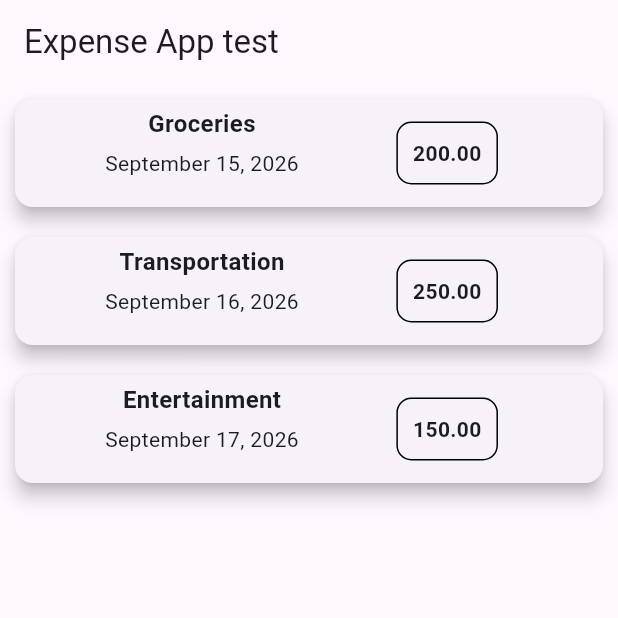
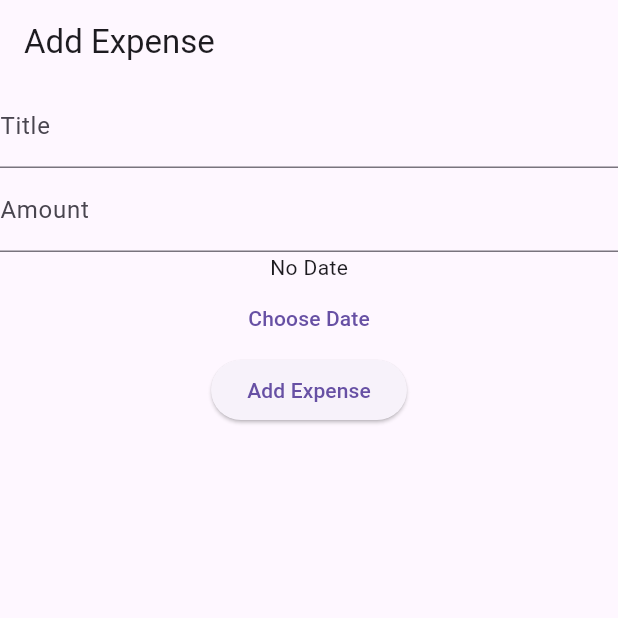
Before and after one commit to puresuresh/expense_tracker, a Flutter app: the screen it shows after launch, on a phone screen of 412 x 824 dp, the top half of it. Run offline on Flutter 3.47's test engine with Material 3 defaults, Android fonts, the phone set to English and light mode, and no system bars.

```diff
--- a/lib/main.dart
+++ b/lib/main.dart
@@ -10,29 +10,43 @@ class ExpenseApp extends StatelessWidget {
   Widget build(BuildContext context) {
     return MaterialApp(
       title: 'Expense App',
-      theme: ThemeData(
-        primarySwatch: Colors.blue,
-      ),
-      home: const ExpenseHomePage(),
+      theme: ThemeData(primarySwatch: Colors.blue),
+      home: const AddExpense(),
     );
   }
 }
+
 class ExpenseHomePage extends StatelessWidget {
   // final List<String> expenses = ['Groceries', 'Transportation', 'Entertainment'];
-
 
   const ExpenseHomePage({super.key});
 
   @override
   Widget build(BuildContext context) {
     return Scaffold(
-      appBar: AppBar(
-        title: const Text('Expense App test'),
-      ),
+      appBar: AppBar(title: const Text('Expense App test')),
       /* body: const Center(
         child: Text('Welcome to the Expense App test!'),
         ), */
-     body: Column(children: [ ExpenseCardDetails(title:"Groceries", date:"September 15, 2026", amount:200.00), ExpenseCardDetails(title:"Transportation", date:"September 16, 2026", amount:250.00),ExpenseCardDetails(title:"Entertainment", date:"September 17, 2026", amount:150.00)] )
+      body: Column(
+        children: [
+          ExpenseCardDetails(
+            title: "Groceries",
+            date: "September 15, 2026",
+            amount: 200.00,
+          ),
+          ExpenseCardDetails(
+            title: "Transportation",
+            date: "September 16, 2026",
+            amount: 250.00,
+          ),
+          ExpenseCardDetails(
+            title: "Entertainment",
+            date: "September 17, 2026",
+            amount: 150.00,
+          ),
+        ],
+      ),
     );
   }
 }
@@ -50,36 +64,133 @@ class ExpenseCardDetails extends StatelessWidget {
 
   @override
   Widget build(BuildContext context) {
-    return Card (
+    return Card(
       elevation: 5,
       margin: EdgeInsets.all(10),
-     child : Padding (
-       padding:EdgeInsets.all(5),
+      child: Padding(
+        padding: EdgeInsets.all(5),
         child: Row(
           crossAxisAlignment: CrossAxisAlignment.start,
           mainAxisAlignment: MainAxisAlignment.spaceEvenly,
           children: [
             Column(
               mainAxisSize: MainAxisSize.min,
-         children:[
-         Text(title,style: TextStyle(fontSize: 16,fontWeight:FontWeight.bold),),
+              children: [
+                Text(
+                  title,
+                  style: TextStyle(fontSize: 16, fontWeight: FontWeight.bold),
+                ),
                 SizedBox(height: 5),
-         Text(date,style: TextStyle(fontSize: 14)),
-
+                Text(date, style: TextStyle(fontSize: 14)),
               ],
             ),
             Container(
-         child: Text(amount.toStringAsFixed(2),style: TextStyle(fontSize: 14,fontWeight:FontWeight.bold)),
+              child: Text(
+                amount.toStringAsFixed(2),
+                style: TextStyle(fontSize: 14, fontWeight: FontWeight.bold),
+              ),
               decoration: BoxDecoration(
-         border: Border.all(color: Colors.black), borderRadius:BorderRadius.circular(10),),
-         padding:EdgeInsets.all(10),
+                border: Border.all(color: Colors.black),
+                borderRadius: BorderRadius.circular(10),
+              ),
+              padding: EdgeInsets.all(10),
               margin: EdgeInsets.all(10),
             ),
-
-
           ],
         ),
-    )
+      ),
     );
   }
 }
+
+class AddExpense extends StatefulWidget {
+  const AddExpense({super.key});
+
+  @override
+  State<AddExpense> createState() => _AddExpenseState();
+}
+
+class _AddExpenseState extends State<AddExpense> {
+  final _titleController = TextEditingController();
+  final _amountController = TextEditingController();
+  DateTime? _selectedDate; // non nullable
+
+  final _formKey = GlobalKey<FormState>();
+
+  void showDatepicker() async {
+    final pickedDate = await showDatePicker(
+      context: context,
+      firstDate: DateTime(2020),
+      lastDate: DateTime.now(),
+      initialDate: DateTime.now(),
+    );
+
+    if (pickedDate != null) {
+      setState(() {
+        _selectedDate = pickedDate;
+      });
+    }
+
+    print("Selected Date ::$pickedDate");
+  }
+
+  void submitForm() {
+    if (_formKey.currentState?.validate() ?? false) {
+      final title = _titleController.text;
+      final amount = double.parse(_amountController.text);
+
+      print("Title ::: $title,  Amount :: $amount,   Date ::: $_selectedDate");
+    }
+  }
+
+  @override
+  Widget build(BuildContext context) {
+    return Scaffold(
+      appBar: AppBar(title: const Text('Add Expense')),
+      body: Form(
+        key: _formKey,
+        child: Column(
+          children: [
+            TextFormField(
+              controller: _titleController,
+              decoration: InputDecoration(labelText: 'Title'),
+              validator: (value) {
+                if (value == null || value == "") {
+                  return "Title is required";
+                }
+                return null;
+              },
+            ),
+            TextFormField(
+              controller: _amountController,
+              keyboardType: TextInputType.number,
+              decoration: InputDecoration(labelText: 'Amount'),
+              validator: (value) {
+                if (value == null || value == "") {
+                  return "Amount is required";
+                }
+                if (double.tryParse(value) == null) {
+                  return "Amount is Invalid";
+                }
+                return null;
+              },
+            ),
+            Text(
+              _selectedDate == null
+                  ? "No Date"
+                  : "${_selectedDate!.day}/${_selectedDate!.month}/${_selectedDate!.year}",
+            ),
+            TextButton(
+              onPressed: () => showDatepicker(),
+              child: Text("Choose Date"),
+            ),
+            ElevatedButton(
+              onPressed: () => submitForm(),
+              child: Text("Add Expense"),
+            ),
+          ],
+        ),
+      ),
+    );
+  }
+}
```
Lines whose indentation alone changed are shown as unchanged.
